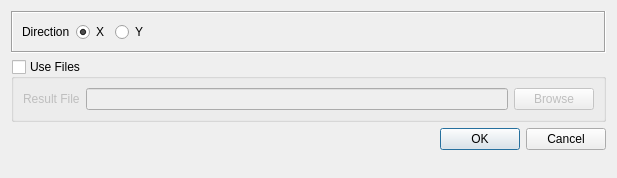
Before: the Qt Designer form civilTools/widgets/show_weakness.ui in ebrahimraeyat/OSAFE, drawn with Qt 5.
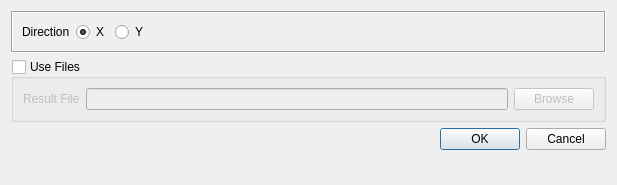
After: the same form once the commit is applied.

```diff
--- a/civilTools/widgets/show_weakness.ui
+++ b/civilTools/widgets/show_weakness.ui
@@ -7,7 +7,7 @@
     <x>0</x>
     <y>0</y>
     <width>617</width>
-    <height>178</height>
+    <height>185</height>
    </rect>
   </property>
   <property name="windowTitle">
```
Left out of the diff: 4 changed lines with no effect on the pictures.
